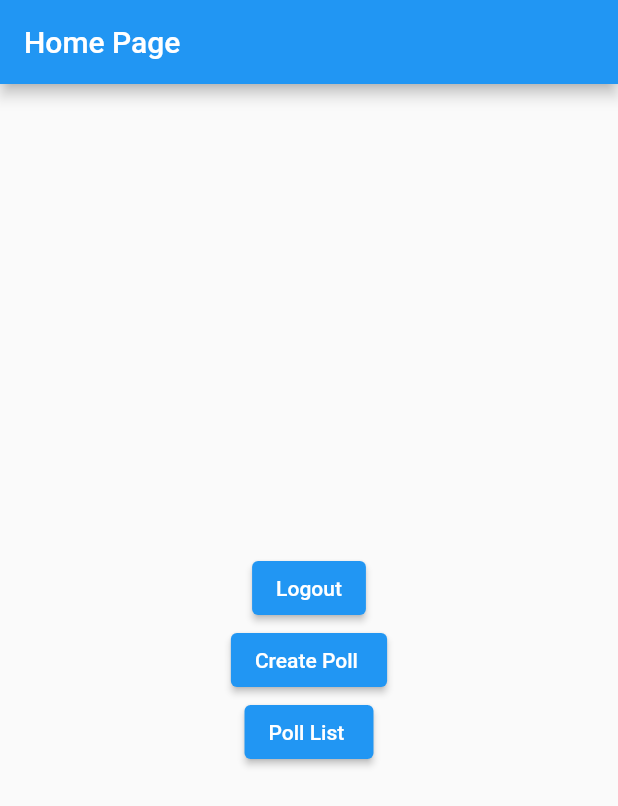
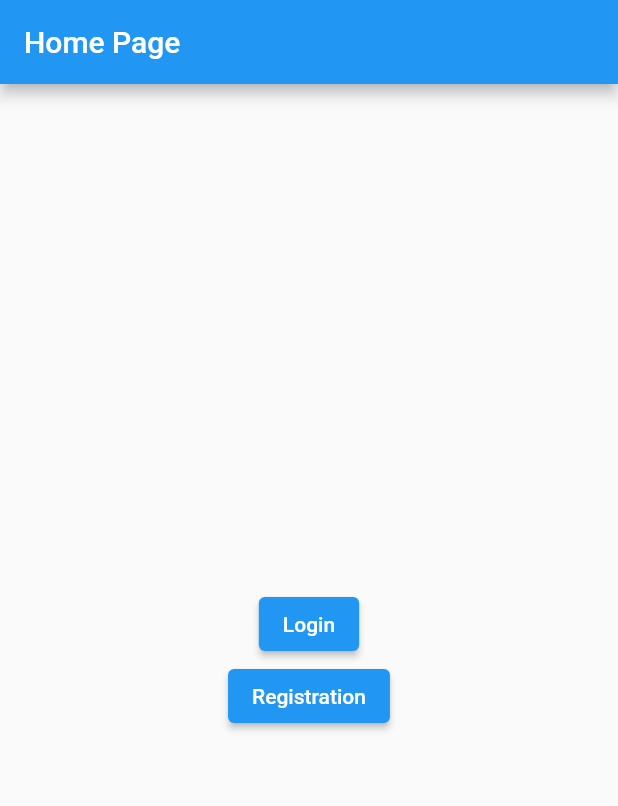
Before and after one commit to araskara/flutter_weknewit, a Flutter app: the screen it shows after launch, on a phone screen of 412 x 824 dp. Shown: the top 806 px of the screen. Run offline on Flutter 3.47's test engine with Material 2 defaults, Android fonts, the phone set to English and light mode, and no system bars; our stand-ins replace shared_preferences.

Commit message:
Modifying register

```diff
--- a/lib/main.dart
+++ b/lib/main.dart
@@ -25,7 +25,16 @@ class MyApp extends StatelessWidget {
     return MaterialApp(
       title: 'Polls and Registration App',
       theme: ThemeData(primarySwatch: Colors.blue),
-      home: HomePage(),
+      home: Consumer<AuthProvider>(
+        builder: (context, authProvider, _) {
+          if (authProvider.isLoggedIn) {
+            return PollsScreen
+                .PollsScreen(); // Navigate to PollsScreen if logged in
+          } else {
+            return HomePage();
+          }
+        },
+      ),
     );
   }
 }
@@ -44,35 +53,24 @@ class HomePage extends StatelessWidget {
         child: Column(
           mainAxisAlignment: MainAxisAlignment.center,
           children: <Widget>[
-            //if (isLoggedIn)
             ElevatedButton(
-              child: Text('Logout'),
+              child: Text('Login'), // Change button label
               onPressed: () {
-                authProvider.logout();
-                print('Logout button pressed');
-                Navigator.of(context).push(
+                Navigator.of(context).pushReplacement(
                   MaterialPageRoute(
-                      builder: (context) => LoginScreen.LoginScreen()),
+                    builder: (context) => LoginScreen.LoginScreen(),
+                  ),
                 );
               },
             ),
-            //if (isLoggedIn)
             ElevatedButton(
-              child: Text('Create Poll '),
+              child: Text('Registration'), // Change button label
               onPressed: () {
-                Navigator.of(context).push(
+                Navigator.of(context).pushReplacement(
                   MaterialPageRoute(
-                      builder: (context) => CreatePoll.CreatePollScreen()),
-                );
-              },
-            ),
-            // if (isLoggedIn)
-            ElevatedButton(
-              child: Text('Poll List '),
-              onPressed: () {
-                Navigator.of(context).push(
-                  MaterialPageRoute(
-                      builder: (context) => PollsScreen.PollsScreen()),
+                    builder: (context) =>
+                        RegistrationScreen.RegistrationScreen(),
+                  ),
                 );
               },
             ),
```
Also changed, not shown: lib/api_utils.dart (added, +21 -0 lines), lib/login.dart (+9 -0 lines), lib/polls_screen.dart (+48 -13 lines), lib/registration.dart (+49 -27 lines).
